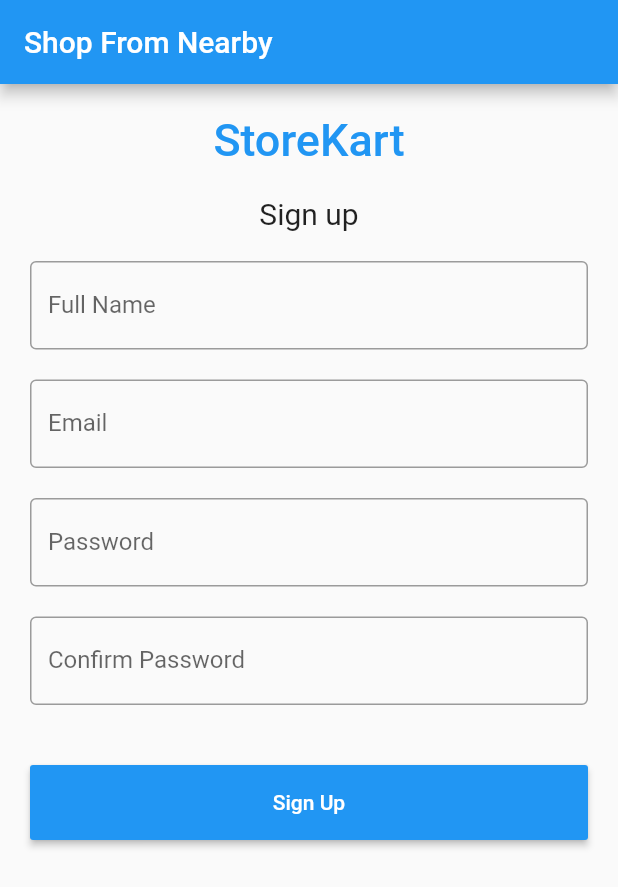
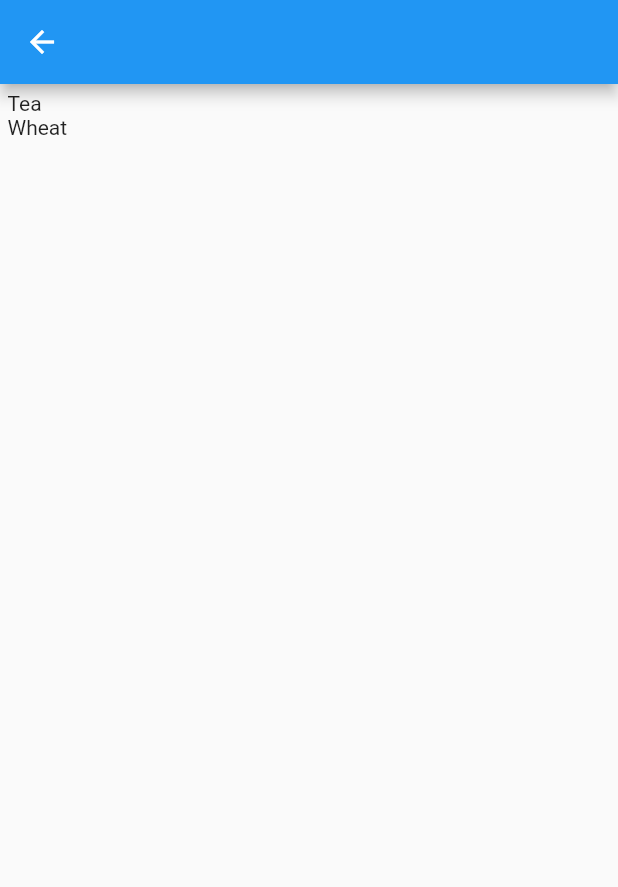
Before and after one commit to KUNAL932/StoreKart, a Flutter app: the screen it shows after launch, after a tap on "Sign Up", on a phone screen of 412 x 824 dp. Shown: the top 887 px of the screen. Run offline on Flutter 3.47's test engine with Material 2 defaults, Android fonts, the phone set to English and light mode, and no system bars.

Commit message:
new widget has been added for new page and Navigation function has been added to move from sign up to the main page of app

```diff
--- a/lib/main.dart
+++ b/lib/main.dart
@@ -85,13 +85,7 @@ class _State extends State<MyApp> {
                     ),
                   ),
                 ),
-//                FlatButton(
-//                  onPressed: (){
-//                    //forgot password screen
-//                  },
-//                  textColor: Colors.blue,
-//                  child: Text('Forgot Password'),
-//                ),
+//
                 Container(
                     height: 90,
                     padding: EdgeInsets.fromLTRB(10, 40, 10, 0),
@@ -102,6 +96,14 @@ class _State extends State<MyApp> {
                       onPressed: () {
                         print(nameController.text);
                         print(passwordController.text);
+//                  navigation function starts
+                        Navigator.push(
+                          context,
+                          MaterialPageRoute(builder: (context) => list()),
+                        );
+
+
+//                  navigation function starts
                       },
                     )),
 
@@ -109,3 +111,42 @@ class _State extends State<MyApp> {
             )));
   }
 }
+
+class list extends StatelessWidget {
+  @override
+  Widget build(BuildContext context) {
+    return Scaffold(
+      appBar: AppBar(
+      ),
+      body: Padding(
+        padding: EdgeInsets.all(5),
+        child: ListView(
+          children: <Widget>[
+            Container(
+              child: Text("Tea"
+              ),
+            ),
+            Container(
+              child: Text("Wheat"),
+            ),
+            Container(),
+            Container(),
+            Container(),
+          ],
+        ),
+      ),
+
+    );
+  }
+}
+
+
+//onPressed: () {
+
+//);
+//}
+//
+//
+//onPressed: () {
+//Navigator.pop(context);
+//}
```
